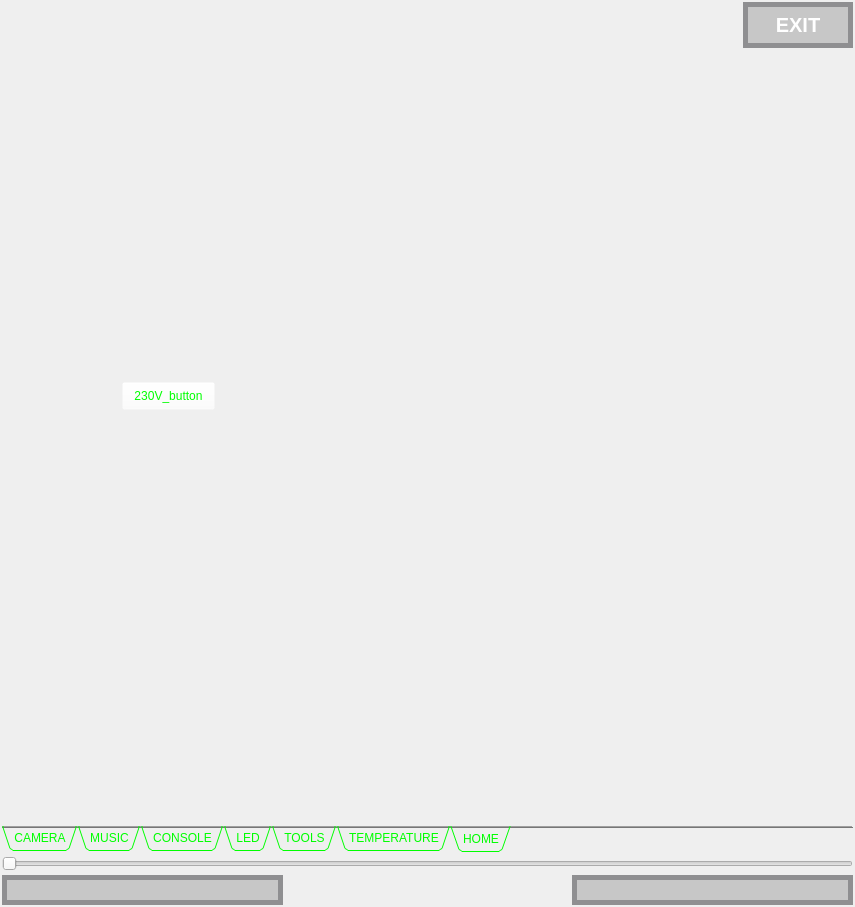
Above: iDom_Client/idom_client.ui from cyniu88/QT_kurs before the change. Below: the same form after it.
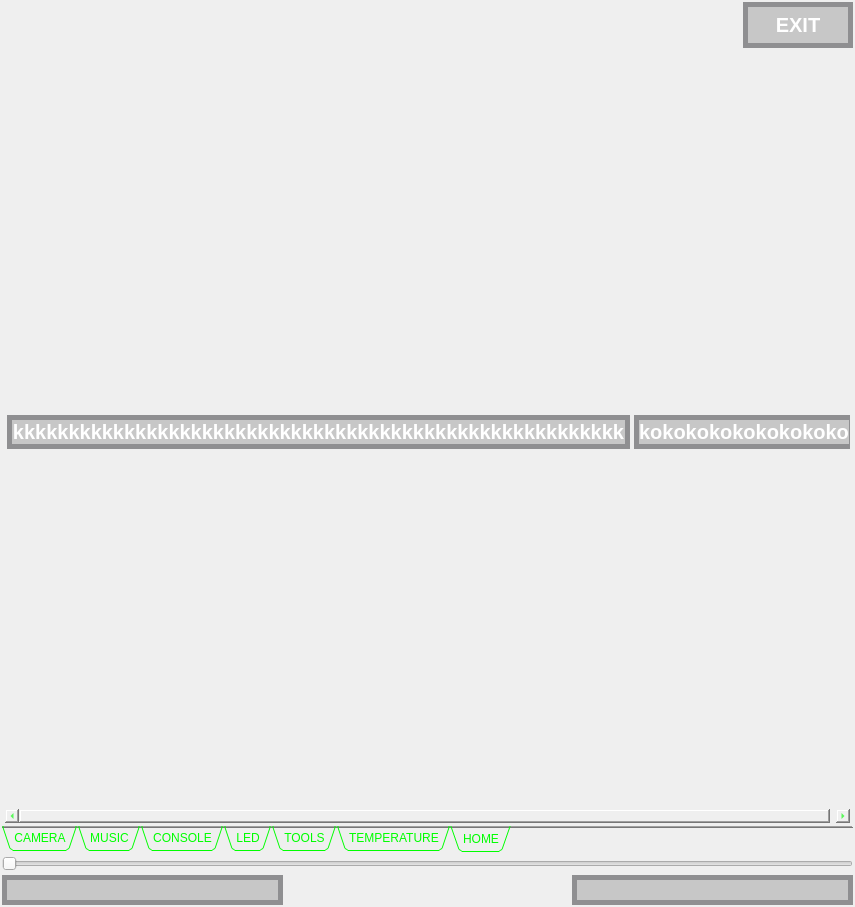
That is the form after the change. The open tabs and pages were chosen to show the change. Icons and pictures are not drawn. Custom widgets are drawn as their Qt base class.

Patch:
```diff
--- a/iDom_Client/idom_client.ui
+++ b/iDom_Client/idom_client.ui
@@ -10,9 +10,15 @@
     <height>907</height>
    </rect>
   </property>
+  <property name="sizePolicy">
+   <sizepolicy hsizetype="MinimumExpanding" vsizetype="Preferred">
+    <horstretch>0</horstretch>
+    <verstretch>0</verstretch>
+   </sizepolicy>
+  </property>
   <property name="minimumSize">
    <size>
-    <width>0</width>
+    <width>500</width>
     <height>0</height>
    </size>
   </property>
@@ -2621,22 +2627,97 @@
        <attribute name="title">
         <string>HOME</string>
        </attribute>
-       <widget class="QPushButton" name="button_230v_printer">
-        <property name="geometry">
-         <rect>
-          <x>120</x>
-          <y>330</y>
-          <width>93</width>
-          <height>28</height>
-         </rect>
-        </property>
-        <property name="text">
-         <string>230V_button</string>
-        </property>
-        <property name="checkable">
-         <bool>true</bool>
-        </property>
-       </widget>
+       <layout class="QGridLayout" name="gridLayout_16">
+        <item row="0" column="0">
+         <widget class="QScrollArea" name="scrollArea_HOME">
+          <property name="sizePolicy">
+           <sizepolicy hsizetype="MinimumExpanding" vsizetype="Expanding">
+            <horstretch>0</horstretch>
+            <verstretch>0</verstretch>
+           </sizepolicy>
+          </property>
+          <property name="minimumSize">
+           <size>
+            <width>500</width>
+            <height>0</height>
+           </size>
+          </property>
+          <property name="widgetResizable">
+           <bool>true</bool>
+          </property>
+          <widget class="QWidget" name="scrollAreaWidgetContents_2">
+           <property name="geometry">
+            <rect>
+             <x>0</x>
+             <y>0</y>
+             <width>926</width>
+             <height>707</height>
+            </rect>
+           </property>
+           <layout class="QHBoxLayout" name="horizontalLayout_7">
+            <item>
+             <widget class="QPushButton" name="pushButton_22">
+              <property name="styleSheet">
+               <string notr="true">QPushButton {
+background-color: rgb(158, 158, 158,125);
+ border: 5px solid #8f8f91;
+border-radius: 0px;
+color:white;
+ font: bold ;
+font-size: 20px;
+}
+QPushButton:pressed {
+border:none;
+}
+ </string>
+              </property>
+              <property name="text">
+               <string>kkkkkkkkkkkkkkkkkkkkkkkkkkkkkkkkkkkkkkkkkkkkkkkkkkkkkkk</string>
+              </property>
+             </widget>
+            </item>
+            <item>
+             <spacer name="horizontalSpacer">
+              <property name="orientation">
+               <enum>Qt::Horizontal</enum>
+              </property>
+              <property name="sizeType">
+               <enum>QSizePolicy::Preferred</enum>
+              </property>
+              <property name="sizeHint" stdset="0">
+               <size>
+                <width>40</width>
+                <height>20</height>
+               </size>
+              </property>
+             </spacer>
+            </item>
+            <item>
+             <widget class="QPushButton" name="pushButton_27">
+              <property name="styleSheet">
+               <string notr="true">QPushButton {
+background-color: rgb(158, 158, 158,125);
+ border: 5px solid #8f8f91;
+border-radius: 0px;
+color:white;
+ font: bold ;
+font-size: 20px;
+}
+QPushButton:pressed {
+border:none;
+}
+ </string>
+              </property>
+              <property name="text">
+               <string>kokokokokokokokoko</string>
+              </property>
+             </widget>
+            </item>
+           </layout>
+          </widget>
+         </widget>
+        </item>
+       </layout>
       </widget>
      </widget>
     </item>
```
Left out of the diff: 12 changed lines with no effect on the pictures.
